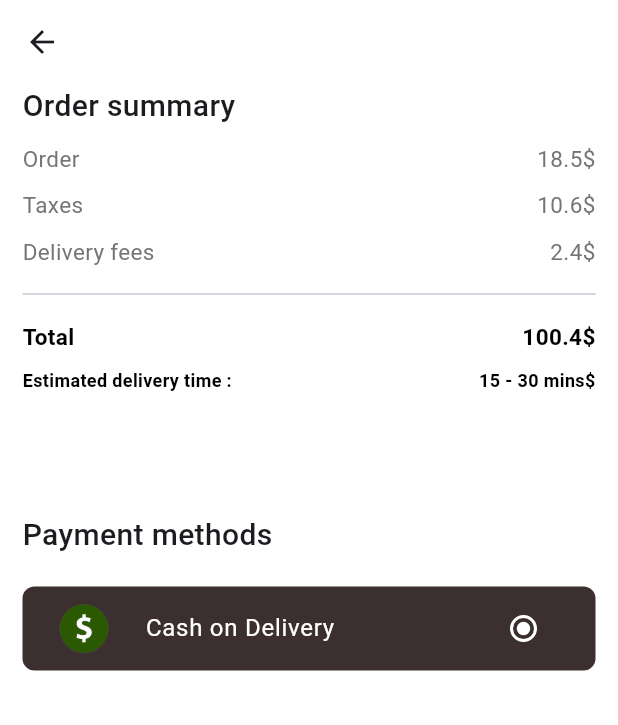
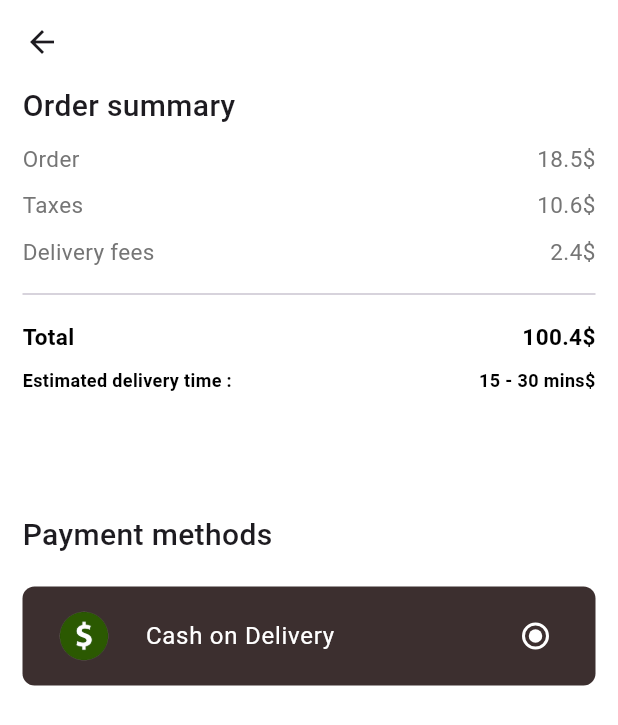
Before and after one commit to Emad-Nasri/hungry_app, a Flutter app: the CheckoutView screen opened directly, on a phone screen of 412 x 824 dp. Shown: the top 725 px of the screen. Run offline on Flutter 3.47's test engine with Material 3 defaults, Android fonts, the phone set to English and light mode, and no system bars; our stand-ins replace flutter_svg, gap.

Commit message:
added padding to list tile

```diff
--- a/lib/features/checkout/views/checkout_view.dart
+++ b/lib/features/checkout/views/checkout_view.dart
@@ -41,6 +41,7 @@ class CheckoutView extends StatelessWidget {
             ),
             Gap(20),
             ListTile(
+              contentPadding: EdgeInsets.symmetric(vertical: 5, horizontal: 16),
               shape: RoundedRectangleBorder(
                 borderRadius: BorderRadiusGeometry.circular(8),
               ),
```
